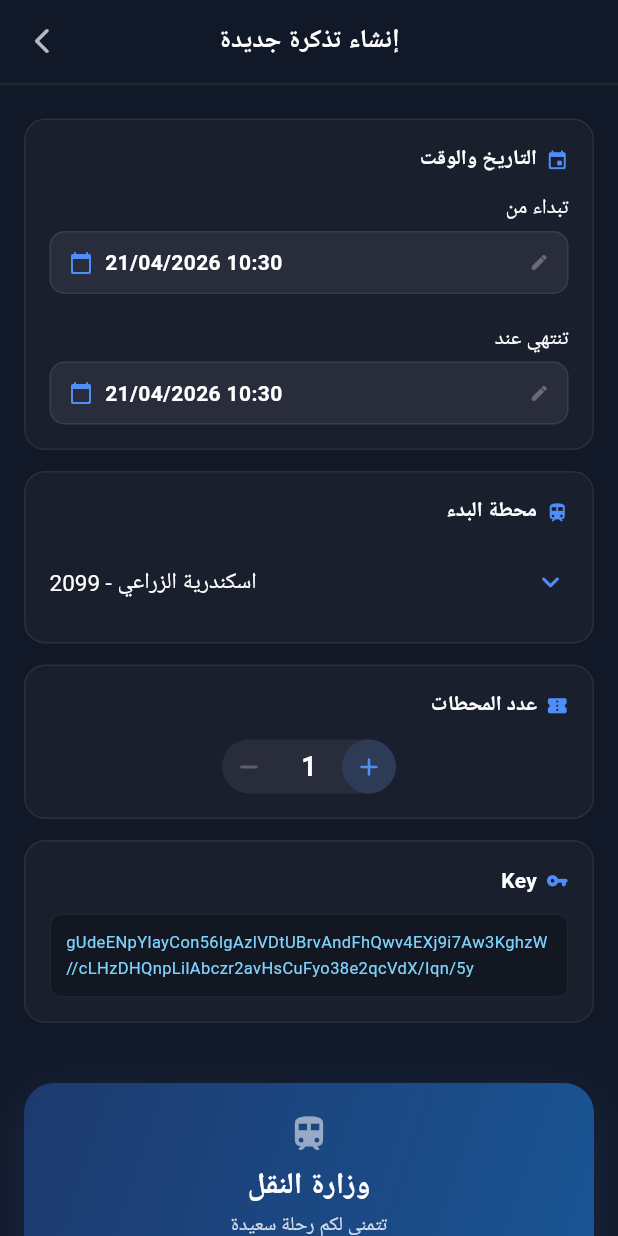
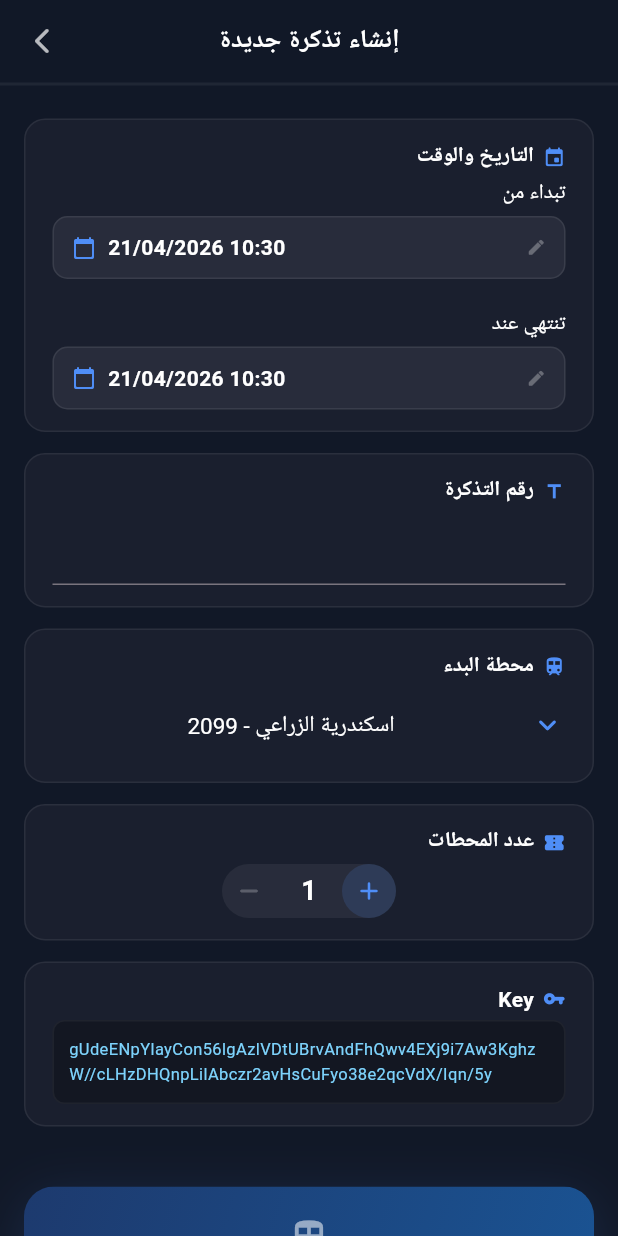
Before and after one commit to ahmed10233/qr_generator, a Flutter app: the screen it shows after launch, after a tap on the "transit enterexit" icon, on a phone screen of 412 x 824 dp. Run offline on Flutter 3.47's test engine with Material 3 defaults, Android fonts, the phone set to English and light mode, and no system bars; our stand-ins replace bloc, flutter_bloc, qr_flutter.

Commit message:
`Removed unused code and updated ticket page widget and add a ticket id `

```diff
--- /dev/null
+++ b/lib/cubit/cubit/data_cubit.dart
@@ -0,0 +1,8 @@
+import 'package:bloc/bloc.dart';
+import 'package:meta/meta.dart';
+
+part 'data_state.dart';
+
+class DataCubit extends Cubit<DataState> {
+  DataCubit() : super(DataInitial());
+}
--- /dev/null
+++ b/lib/cubit/cubit/data_state.dart
@@ -0,0 +1,6 @@
+part of 'data_cubit.dart';
+
+@immutable
+sealed class DataState {}
+
+final class DataInitial extends DataState {}
--- a/lib/cubit/cubit/create_ticket_cubit.dart
+++ b/lib/cubit/ticket_cubit/create_ticket_cubit.dart
@@ -1,3 +1,4 @@
+import 'package:flutter/material.dart';
 import 'package:flutter_bloc/flutter_bloc.dart';
 
 import 'create_ticket_state.dart';
@@ -26,4 +27,8 @@ class CreateTicketCubit extends Cubit<CreateTicketState> {
       emit(state.copyWith(toDate: date));
     }
   }
+
+  void changeTicketId(TextEditingController ticketId) {
+    emit(state.copyWith(ticketId: ticketId));
+  }
 }
--- a/lib/cubit/cubit/create_ticket_state.dart
+++ b/lib/cubit/ticket_cubit/create_ticket_state.dart
@@ -1,8 +1,9 @@
+import 'package:flutter/material.dart';
+
 class CreateTicketState {
   final int stationCount;
-
+  final TextEditingController ticketId;
   final String station;
-
   final DateTime date;
   final DateTime toDate;
 
@@ -14,6 +15,7 @@ class CreateTicketState {
     required this.date,
 
     required this.toDate,
+    required this.ticketId,
   });
 
   factory CreateTicketState.initial() {
@@ -25,6 +27,7 @@ class CreateTicketState {
       date: DateTime.now(),
 
       toDate: DateTime.now(),
+      ticketId: TextEditingController(),
     );
   }
 
@@ -33,12 +36,14 @@ class CreateTicketState {
     String? station,
     DateTime? date,
     DateTime? toDate,
+    TextEditingController? ticketId,
   }) {
     return CreateTicketState(
       stationCount: stationCount ?? this.stationCount,
       station: station ?? this.station,
       date: date ?? this.date,
       toDate: toDate ?? this.toDate,
+      ticketId: ticketId ?? this.ticketId,
     );
   }
 }
--- a/lib/ui/ticket_page/ticket_page.dart
+++ b/lib/ui/ticket_page/ticket_page.dart
@@ -1,11 +1,12 @@
 import 'package:flutter/material.dart';
 import 'package:flutter_bloc/flutter_bloc.dart';
 import 'package:qr_flutter/qr_flutter.dart';
-import 'package:qr_generate/cubit/cubit/create_ticket_cubit.dart';
-import 'package:qr_generate/cubit/cubit/create_ticket_state.dart';
-import 'package:qr_generate/widgets/custom_widget/counter_widget.dart';
+import 'package:qr_generate/cubit/ticket_cubit/create_ticket_cubit.dart';
+import 'package:qr_generate/cubit/ticket_cubit/create_ticket_state.dart';
 import 'package:qr_generate/widgets/custom_widget/date_widget.dart';
-import 'package:qr_generate/widgets/custom_widget/stations_widget.dart';
+import 'package:qr_generate/widgets/ticket_widgets/counter_widget.dart';
+import 'package:qr_generate/widgets/ticket_widgets/stations_widget.dart';
+import 'package:qr_generate/widgets/ticket_widgets/ticket_details.dart';
 
 class CreateTicketPage extends StatelessWidget {
   const CreateTicketPage({super.key});
@@ -67,6 +68,7 @@ class CreateTicketPage extends StatelessWidget {
   // ─── Build ────────────────────────────────────────────────
   @override
   Widget build(BuildContext context) {
+    TextEditingController ticketIdController = TextEditingController();
     return BlocProvider(
       create: (context) => CreateTicketCubit(),
       child: Scaffold(
@@ -81,16 +83,16 @@ class CreateTicketPage extends StatelessWidget {
                   const SizedBox(height: 14),
                   _buildDateTimeCard(context, state),
                   const SizedBox(height: 14),
+                  _buildTicketId(context, ticketIdController),
+                  const SizedBox(height: 14),
                   _buildStationCard(context, state),
                   const SizedBox(height: 14),
                   _buildCounterCard(context, state),
                   const SizedBox(height: 14),
                   _buildKeyCard(),
                   const SizedBox(height: 24),
-
                   const SizedBox(height: 16),
                   _buildTicketCard(state),
-
                   const SizedBox(height: 24),
                   _buildActionButtons(),
                 ],
@@ -194,14 +196,22 @@ class CreateTicketPage extends StatelessWidget {
               color: _accentColor,
             ),
             style: const TextStyle(color: Colors.white, fontSize: 15),
-            items: _stations.map((s) {
+            items: _stations.map((stationName) {
               return DropdownMenuItem(
-                value: s,
-                child: Text(s, style: const TextStyle(color: Colors.white)),
+                alignment: AlignmentGeometry.center,
+                value: stationName,
+                child: Text(
+                  stationName,
+                  style: const TextStyle(color: Colors.white),
+                ),
               );
             }).toList(),
-            onChanged: (v) {
-              if (v != null) context.read<CreateTicketCubit>().changeStation(v);
+            onChanged: (selectedNewStation) {
+              if (selectedNewStation != null) {
+                context.read<CreateTicketCubit>().changeStation(
+                  selectedNewStation,
+                );
+              }
             },
           ),
         ),
@@ -275,11 +285,29 @@ class CreateTicketPage extends StatelessWidget {
     );
   }
 
+  Widget _buildTicketId(
+    BuildContext context,
+    TextEditingController controller,
+  ) {
+    return SectionCard(
+      icon: Icons.title_sharp,
+      title: "رقم التذكرة",
+      child: TextField(
+        controller: controller,
+        keyboardType: TextInputType.number,
+        style: TextStyle(color: Colors.white),
+        onChanged: (con) {
+          context.read<CreateTicketCubit>().changeTicketId(controller);
+        },
+      ),
+    );
+  }
+
   Widget buildQR(String keyValue) {
     return QrImageView(
       data: keyValue,
       version: QrVersions.auto,
-      size: 160,
+      size: 180,
       backgroundColor: Colors.white,
     );
   }
@@ -344,8 +372,8 @@ class CreateTicketPage extends StatelessWidget {
               child: Column(
                 children: [
                   Container(
-                    width: 160,
-                    height: 160,
+                    width: 220,
+                    height: 220,
                     decoration: BoxDecoration(
                       color: const Color(0xFFF3F4F6),
                       borderRadius: BorderRadius.circular(12),
@@ -359,39 +387,44 @@ class CreateTicketPage extends StatelessWidget {
                   const SizedBox(height: 6),
                   Text(
                     "امسح للتحقق من التذكرة",
-                    style: TextStyle(color: Colors.grey.shade500, fontSize: 11),
+                    style: TextStyle(color: Colors.black, fontSize: 14),
                   ),
                   const SizedBox(height: 20),
                   Directionality(
                     textDirection: TextDirection.rtl,
                     child: Column(
                       children: [
-                        InfoRow(
+                        TicketDetailsRow(
                           label: "رقم التذكرة",
                           value:
                               "TKT-${state.stationCount.toString().padLeft(4, '0')}",
                         ),
                         const _InfoDivider(),
-                        InfoRow(
+                        TicketDetailsRow(
                           label: "تاريخ الإصدار",
                           value:
                               "${_formatDate(state.date)}  ${_formatTime(state.date)}",
                         ),
                         const _InfoDivider(),
-                        InfoRow(
+                        TicketDetailsRow(
                           label: "صالحة حتى",
                           value:
                               "${_formatDate(state.toDate)}  ${_formatTime(state.toDate)}",
                         ),
                         const _InfoDivider(),
-                        InfoRow(
+                        TicketDetailsRow(
                           label: "المحطة",
                           value: state.station.split(' - ').last,
                         ),
                         const _InfoDivider(),
-                        InfoRow(
+                        TicketDetailsRow(
                           label: "عدد المحطات المسموح بها",
                           value: "${state.stationCount}",
+                        ),
+                        const _InfoDivider(),
+                        TicketDetailsRow(
+                          label: "رقم التذكرة",
+                          value: state.ticketId.text,
                         ),
                       ],
                     ),
@@ -446,36 +479,6 @@ class CreateTicketPage extends StatelessWidget {
   }
 }
 
-class InfoRow extends StatelessWidget {
-  final String label;
-  final String value;
-  const InfoRow({super.key, required this.label, required this.value});
-
-  @override
-  Widget build(BuildContext context) {
-    return Padding(
-      padding: const EdgeInsets.symmetric(vertical: 8),
-      child: Row(
-        mainAxisAlignment: MainAxisAlignment.spaceBetween,
-        children: [
-          Text(
-            label,
-            style: const TextStyle(color: Color(0xFF6B7280), fontSize: 13),
-          ),
-          Text(
-            value,
-            style: const TextStyle(
-              color: Color(0xFF111827),
-              fontSize: 13,
-              fontWeight: FontWeight.w700,
-            ),
-          ),
-        ],
-      ),
-    );
-  }
-}
-
 class _InfoDivider extends StatelessWidget {
   const _InfoDivider();
   @override
--- a/lib/widgets/custom_widget/stations_widget.dart
+++ b/lib/widgets/ticket_widgets/stations_widget.dart
@@ -15,7 +15,7 @@ class SectionCard extends StatelessWidget {
   Widget build(BuildContext context) {
     return Container(
       width: double.infinity,
-      padding: const EdgeInsets.all(16),
+      padding: const EdgeInsets.symmetric(horizontal: 18, vertical: 14),
       decoration: BoxDecoration(
         color: const Color(0xFF1A1F2E),
         borderRadius: BorderRadius.circular(14),
@@ -39,7 +39,7 @@ class SectionCard extends StatelessWidget {
               Icon(icon, size: 15, color: const Color(0xFF4F8EF7)),
             ],
           ),
-          const SizedBox(height: 12),
+          const SizedBox(height: 4),
           child,
         ],
       ),
--- /dev/null
+++ b/lib/widgets/ticket_widgets/ticket_details.dart
@@ -0,0 +1,34 @@
+import 'package:flutter/material.dart';
+
+class TicketDetailsRow extends StatelessWidget {
+  final String label;
+  final String value;
+  const TicketDetailsRow({super.key, required this.label, required this.value});
+
+  @override
+  Widget build(BuildContext context) {
+    return Padding(
+      padding: const EdgeInsets.symmetric(vertical: 8),
+      child: Row(
+        mainAxisAlignment: MainAxisAlignment.spaceBetween,
+        children: [
+          Text(
+            label,
+            style: const TextStyle(
+              color: Color.fromARGB(255, 14, 14, 14),
+              fontSize: 13,
+            ),
+          ),
+          Text(
+            value,
+            style: const TextStyle(
+              color: Color(0xFF111827),
+              fontSize: 13,
+              fontWeight: FontWeight.w700,
+            ),
+          ),
+        ],
+      ),
+    );
+  }
+}
```
Also changed, not shown: lib/widgets/ticket_widgets/counter_widget.dart (renamed from lib/widgets/custom_widget/counter_widget.dart).
